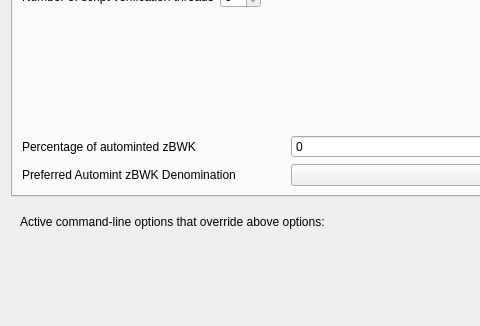
Before: the Qt Designer form src/qt/forms/optionsdialog.ui in cryptocrowd-city/xcrc-wallet, drawn with Qt 5; both pictures show x 0 to 480 and y 116 to 442 of the 576 by 442 pixel window.
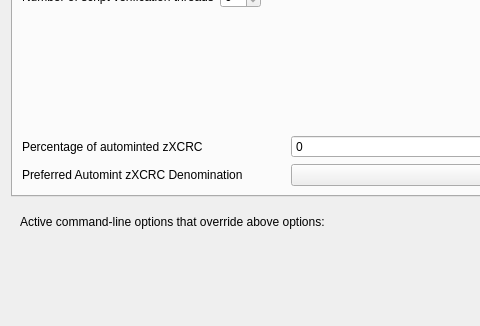
After: the same form once the commit is applied. The open tabs and pages were chosen to show the change. Custom widgets are drawn as their Qt base class.

```diff
--- a/src/qt/forms/optionsdialog.ui
+++ b/src/qt/forms/optionsdialog.ui
@@ -138,7 +138,7 @@
             <string>Percentage of incoming XCRC which get automatically converted to zBWK via Zerocoin Protocol</string>
            </property>
            <property name="text">
-            <string>Percentage of autominted zBWK</string>
+            <string>Percentage of autominted zXCRC</string>
            </property>
           </widget>
          </item>
@@ -171,7 +171,7 @@
             <string>Wait with automatic conversion to Zerocoin until enough XCRC for this denomination is available</string>
            </property>
            <property name="text">
-            <string>Preferred Automint zBWK Denomination</string>
+            <string>Preferred Automint zXCRC Denomination</string>
            </property>
           </widget>
          </item>
```
Left out of the diff: 2 changed lines with no effect on the pictures.
